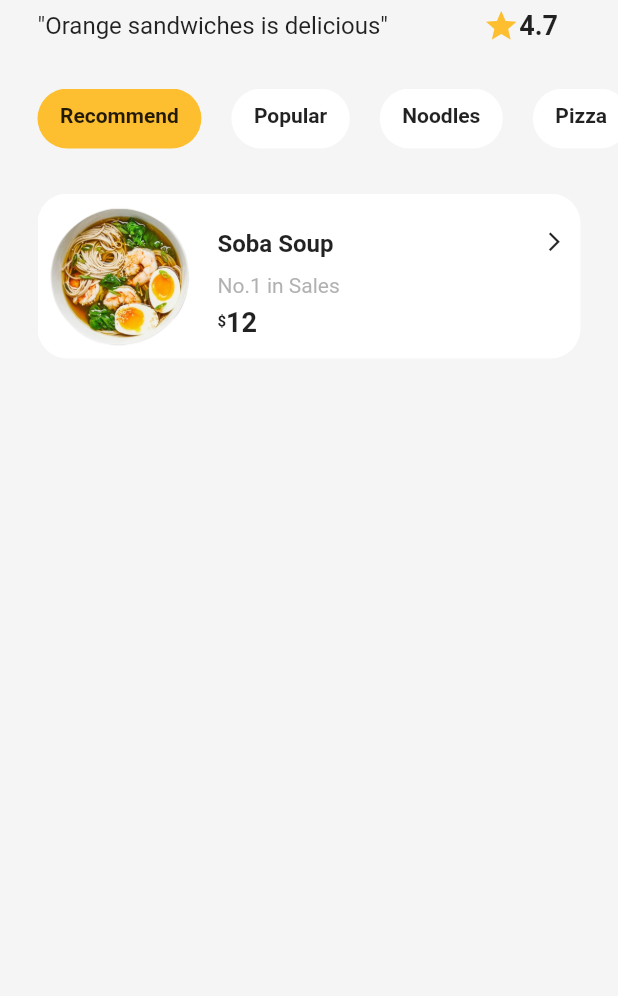
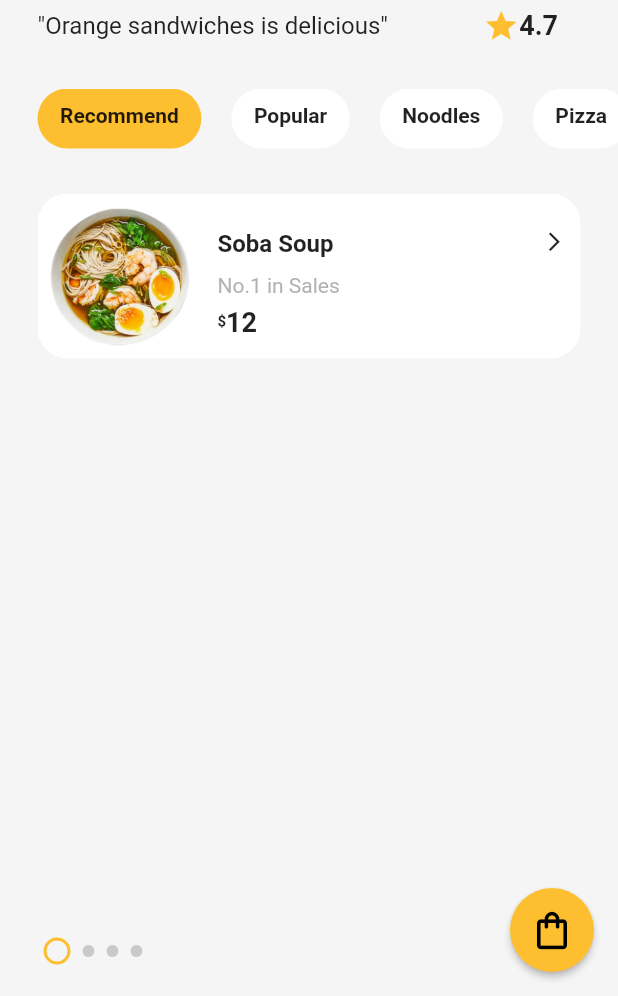
Before and after one commit to SaqifHaque/Flutter-Food-Delivery-App, a Flutter app: the screen it shows after launch, on a phone screen of 412 x 824 dp, the part 240-1236 px from its top. Run offline on Flutter 3.47's test engine with Material 2 defaults, Android fonts, the phone set to English and light mode, and no system bars; drawn by our look-alikes of smooth_page_indicator.

Commit message:
SmoothPageIndicator implementation and UI design

```diff
--- a/lib/screens/home.dart
+++ b/lib/screens/home.dart
@@ -50,7 +50,45 @@ class _HomePageState extends State<HomePage> {
               restaurant
             )
           ),
+          Container(
+            padding: EdgeInsets.symmetric(horizontal: 25),
+            height: 60,
+            child: SmoothPageIndicator(
+              controller: pageController,
+              count: restaurant.menu.length,
+              effect: CustomizableEffect(
+                  dotDecoration: DotDecoration(
+                    width: 8,
+                    height: 8,
+                    color: Colors.grey.withOpacity(0.5),
+                    borderRadius: BorderRadius.circular(8)
+                  ),
+                activeDotDecoration: DotDecoration(
+                  width: 10,
+                  height: 10,
+                  color: kBackground,
+                  borderRadius: BorderRadius.circular(10),
+                  dotBorder: DotBorder(
+                    color:kPrimaryColor,
+                    padding: 2,
+                    width: 2
+                  ),
+                ),
+              ),
+              onDotClicked: (index) => pageController.jumpToPage(index),
+            ),
+          )
         ],
+      ),
+      floatingActionButton: FloatingActionButton(
+        onPressed: () {},
+        backgroundColor: kPrimaryColor,
+        elevation: 2,
+        child: Icon(
+          Icons.shopping_bag_outlined,
+          color:Colors.black,
+          size: 30
+        )
       ),
     );
   }
```
